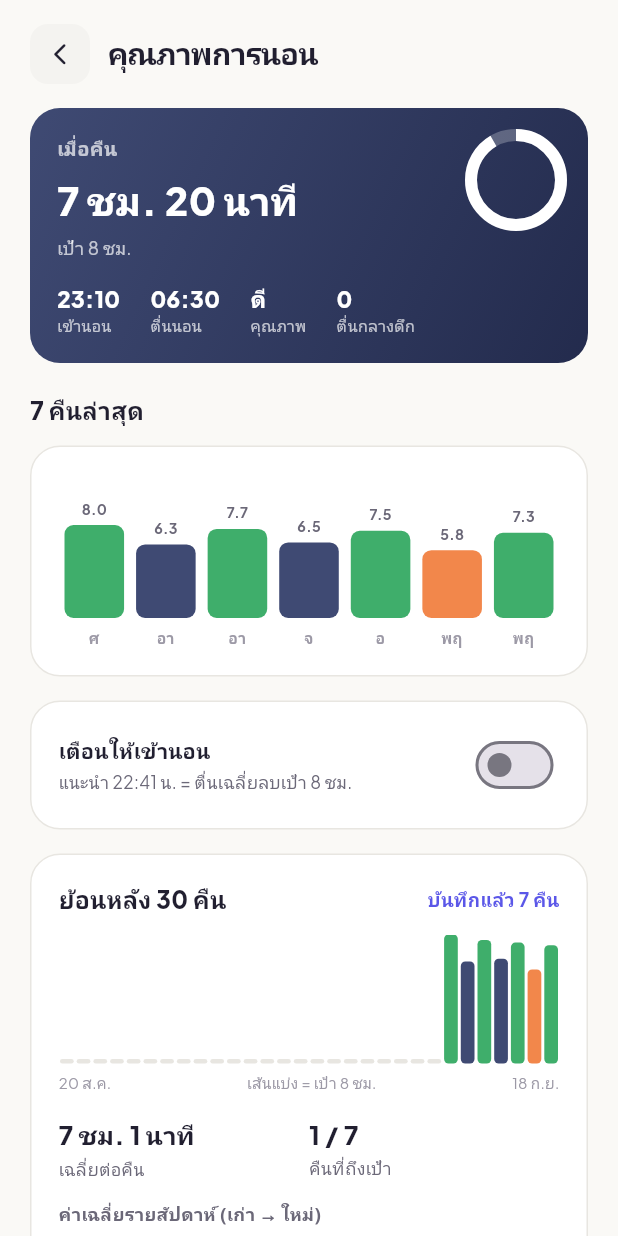
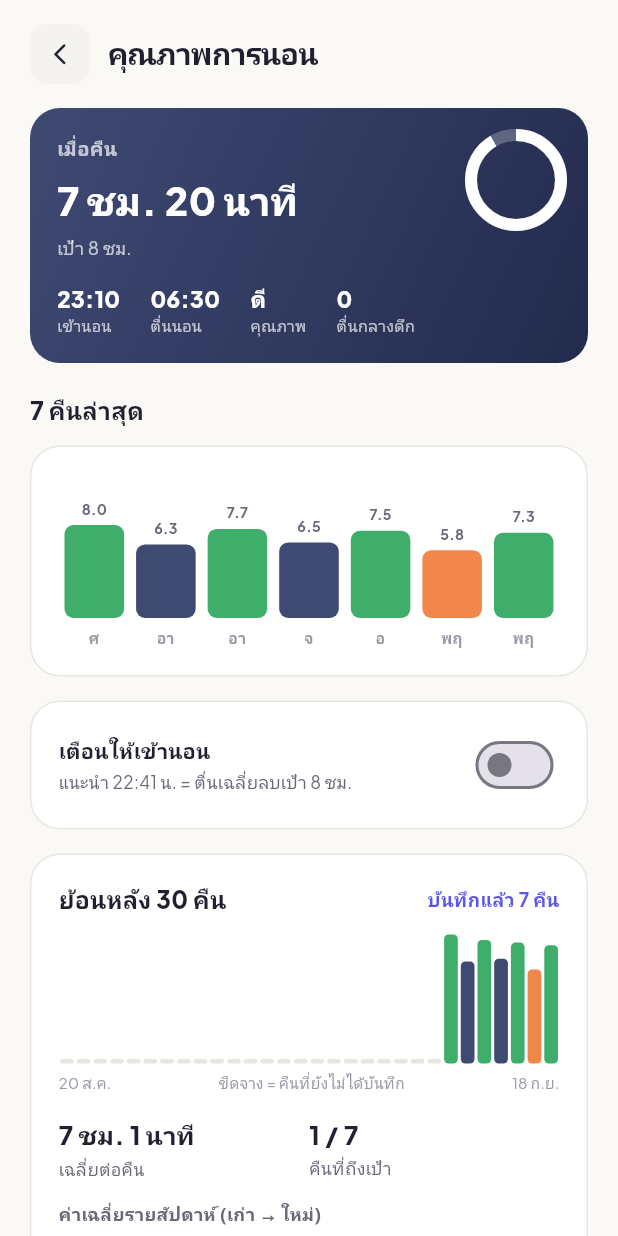
Before and after one commit to pakaneeserviceprogram-a11y/PROGRAMPLANNER, a Flutter app: the SleepScreen screen opened directly, on a phone screen of 412 x 824 dp. Run offline on Flutter 3.47's test engine with Material 3 defaults, Android fonts, the phone set to English and light mode, and no system bars; our stand-ins replace file_picker, flutter_local_notifications, flutter_timezone, font_awesome_flutter, google_fonts, hive_flutter and 2 more; accounts and stored records are empty.

Commit message:
แยกเส้นเป้าในกราฟการนอนออกจากขีดคืนที่ยังไม่บันทึก
เส้นเป้าใช้สีหลักแบบจาง และซ่อนเมื่อเป้าสูงกว่าทุกคืน (เส้นจะไปทับขอบบนพอดี)
พร้อมเปลี่ยนคำอธิบายใต้กราฟตามสถานการณ์

Co-Authored-By: Claude Opus 5 <noreply@anthropic.com>
Claude-Session: https://claude.ai/code/session_019gGnQ312srrT2TZEqFgTSj

```diff
--- a/lifeplan_app/lib/screens/sleep_screen.dart
+++ b/lifeplan_app/lib/screens/sleep_screen.dart
@@ -980,6 +980,8 @@ class _MonthChart extends StatelessWidget {
     final maxMinutes = history.maxMinutes > targetMinutes ? history.maxMinutes : targetMinutes;
     const chartHeight = 86.0;
     final targetRatio = maxMinutes == 0 ? 0.0 : targetMinutes / maxMinutes;
+    // เป้าอยู่สูงกว่าทุกคืน = เส้นไปทับขอบบนพอดี ซ่อนไปเลยดีกว่าให้ดูเหมือนขอบกราฟ
+    final showTargetLine = maxMinutes > targetMinutes;
 
     return Column(
       crossAxisAlignment: CrossAxisAlignment.start,
@@ -988,13 +990,15 @@ class _MonthChart extends StatelessWidget {
           height: chartHeight,
           child: Stack(
             children: [
-              // เส้นเป้าหมาย วางใต้แท่งเพื่อให้ยังอ่านแท่งได้ชัด
-              Positioned(
-                left: 0,
-                right: 0,
-                bottom: chartHeight * targetRatio,
-                child: Container(height: 1, color: AppColors.border),
-              ),
+              // เส้นเป้าหมาย วางใต้แท่งเพื่อให้ยังอ่านแท่งได้ชัด — ใช้สีหลักให้ต่างจาก
+              // ขีดจางของคืนที่ยังไม่ได้บันทึก ไม่งั้นจะดูเป็นเส้นเดียวกัน
+              if (showTargetLine)
+                Positioned(
+                  left: 0,
+                  right: 0,
+                  bottom: chartHeight * targetRatio,
+                  child: Container(height: 1, color: AppColors.primary.withValues(alpha: 0.45)),
+                ),
               Row(
                 crossAxisAlignment: CrossAxisAlignment.end,
                 children: history.nights.map((n) {
@@ -1021,7 +1025,10 @@ class _MonthChart extends StatelessWidget {
           children: [
             Text(_dayLabel(history.nights.first.date),
                 style: const TextStyle(fontSize: 10, color: AppColors.textFaint)),
-            Text('เส้นแบ่ง = เป้า ${(targetMinutes / 60).toStringAsFixed(targetMinutes % 60 == 0 ? 0 : 1)} ชม.',
+            Text(
+                showTargetLine
+                    ? 'เส้นน้ำเงิน = เป้า ${(targetMinutes / 60).toStringAsFixed(targetMinutes % 60 == 0 ? 0 : 1)} ชม.'
+                    : 'ขีดจาง = คืนที่ยังไม่ได้บันทึก',
                 style: const TextStyle(fontSize: 10, color: AppColors.textFaint)),
             Text(_dayLabel(history.nights.last.date),
                 style: const TextStyle(fontSize: 10, color: AppColors.textFaint)),
```
